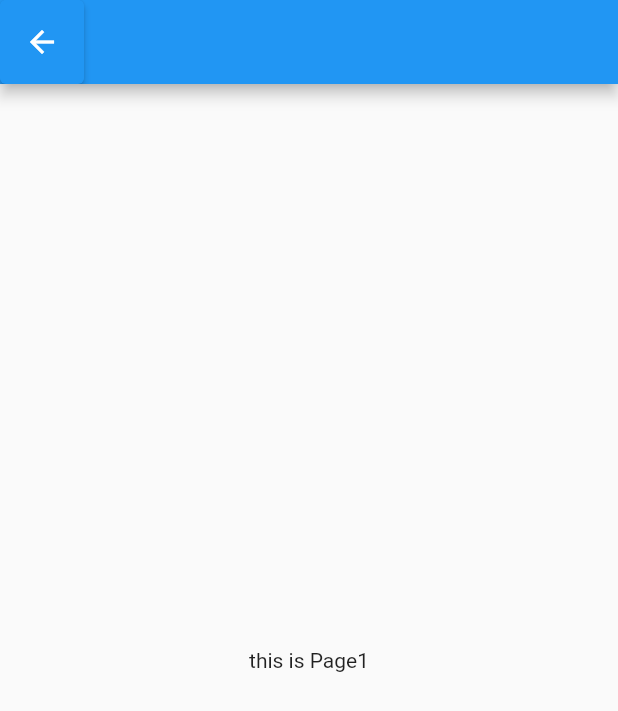
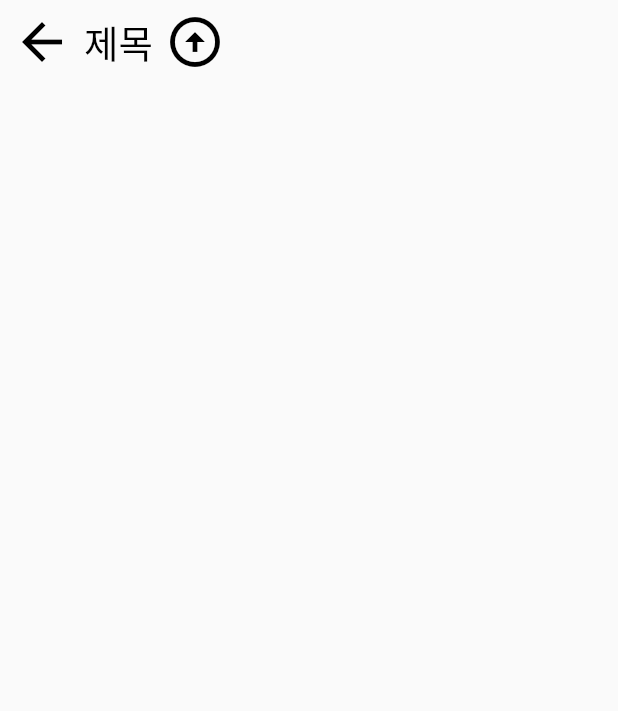
Before and after one commit to tngus2sh/KeePing, a Flutter app: the Page1 screen opened directly, on a phone screen of 412 x 824 dp. Shown: the top 711 px of the screen. Run offline on Flutter 3.47's test engine with Material 2 defaults, Android fonts, the phone set to English and light mode, and no system bars.

Commit message:
feat: 헤더 위젯 기본 로직 구현 및 패키지 이름 변경(#S09P22C207-82)

```diff
--- a/client/lib/screens/page1/page1.dart
+++ b/client/lib/screens/page1/page1.dart
@@ -1,4 +1,5 @@
 import 'package:flutter/material.dart';
+import 'package:keeping/widget/header.dart';
 
 class Page1 extends StatelessWidget {
   const Page1({super.key});
@@ -6,15 +7,16 @@ class Page1 extends StatelessWidget {
   @override
   Widget build(BuildContext context) {
     return Scaffold(
-      appBar: AppBar(
-        leading: ElevatedButton(
-          onPressed: () {
-            Navigator.pop(context);
-          },
-          child: Icon(Icons.arrow_back),
-        ),
+      body: Row(
+        children: [
+          MyHeader(
+            text: '제목',
+            elementColor: Colors.black,
+            icon: Icon(Icons.arrow_circle_up),
+            path: Page1(),
+          )
+        ],
       ),
-      body: Center(child: Text('this is Page1')),
     );
   }
 }
--- /dev/null
+++ b/client/lib/widget/header.dart
@@ -0,0 +1,55 @@
+import 'package:flutter/material.dart';
+
+class MyHeader extends StatelessWidget {
+  final String text;
+  final Color bgColor;
+  final Color elementColor;
+  final Widget? icon;
+  final Widget? path;
+
+  MyHeader({
+    super.key,
+    required this.text,
+    this.bgColor = Colors.transparent,
+    required this.elementColor,
+    this.icon,
+    this.path
+  });
+
+  @override
+  Widget build(BuildContext context) {
+    // TODO: implement build
+    return Container(
+      color: bgColor,
+      child: Row(
+        mainAxisAlignment: MainAxisAlignment.center,
+        children: [
+          IconButton(
+            onPressed: () {
+              Navigator.pop(context);
+            },
+            icon: Icon(Icons.arrow_back),
+            color: elementColor,
+            iconSize: 40.0,
+          ),
+          Text(
+            text,
+            style: TextStyle(
+              color: elementColor,
+              fontSize: 25.0,
+            ),
+          ),
+          if (icon != null && path != null)
+            IconButton(
+              onPressed: () {
+                Navigator.push(context, MaterialPageRoute(builder: (_) => path!));
+              },
+              icon: icon!,
+              color: elementColor,
+              iconSize: 40.0,
+            )
+        ]
+      ),
+    );
+  }
+}
--- a/client/pubspec.yaml
+++ b/client/pubspec.yaml
@@ -1,4 +1,4 @@
-name: flutter_application_1
+name: keeping
 description: A new Flutter project.
 # The following line prevents the package from being accidentally published to
 # pub.dev using `flutter pub publish`. This is preferred for private packages.
```
